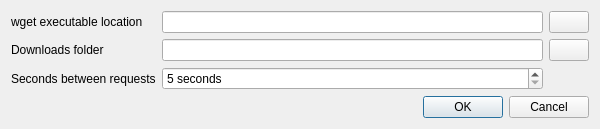
Above: ConfigurationDialog.ui from FelixdelasPozas/curl-Downloader before the change. Below: the same form after it.
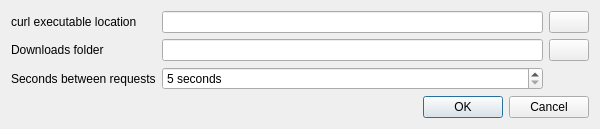
That is the form after the change. Icons and pictures are not drawn.

Commit message: Change wget for curl.

```diff
--- a/ConfigurationDialog.ui
+++ b/ConfigurationDialog.ui
@@ -55,7 +55,7 @@
         <string>Location of the wget binary</string>
        </property>
        <property name="text">
-        <string>wget executable location</string>
+        <string>curl executable location</string>
        </property>
       </widget>
      </item>
```
Left out of the diff: 8 changed lines with no effect on the pictures. The commit also changes 7 other files.
